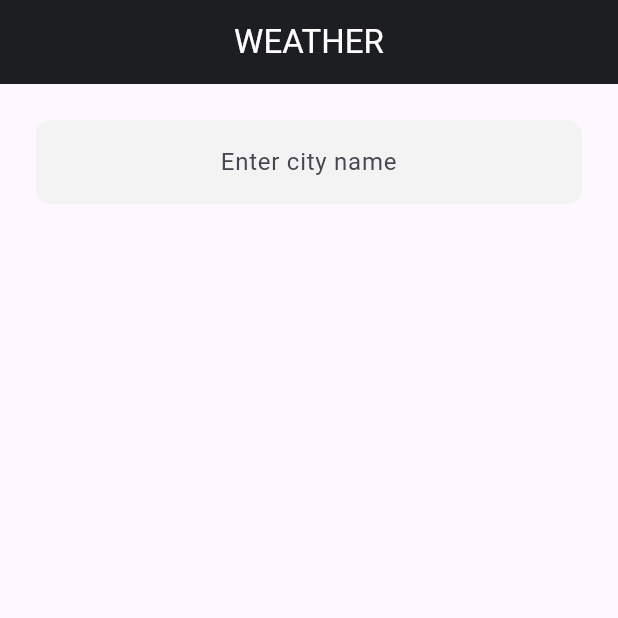
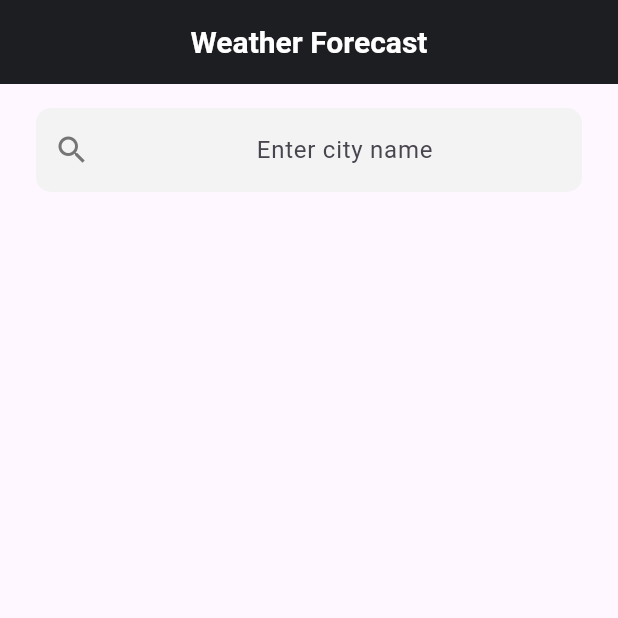
Before and after one commit to dhananjayhareesh/weather_app_tdd_clean, a Flutter app: the screen it shows after launch, on a phone screen of 412 x 824 dp, the top half of it. Run offline on Flutter 3.47's test engine with Material 3 defaults, Android fonts, the phone set to English and light mode, and no system bars; our stand-ins replace dartz, equatable, flutter_bloc, get_it, rxdart.

Commit message:
functionality done

```diff
--- a/lib/main.dart
+++ b/lib/main.dart
@@ -22,6 +22,7 @@ class MyApp extends StatelessWidget {
         )
       ],
       child: const MaterialApp(
+        debugShowCheckedModeBanner: false,
         home: WeatherPage(),
       ),
     );
--- a/lib/presentation/pages/weather_page.dart
+++ b/lib/presentation/pages/weather_page.dart
@@ -15,16 +15,21 @@ class WeatherPage extends StatelessWidget {
       appBar: AppBar(
         backgroundColor: const Color(0xff1D1E22),
         title: const Text(
-          'WEATHER',
-          style: TextStyle(color: Colors.white),
+          'Weather Forecast',
+          style: TextStyle(
+            color: Colors.white,
+            fontWeight: FontWeight.bold,
+            fontSize: 20.0,
+          ),
         ),
         centerTitle: true,
+        elevation: 0,
       ),
-      body: SingleChildScrollView(
-        child: Padding(
-          padding: const EdgeInsets.all(24.0),
+      body: Padding(
+        padding: const EdgeInsets.symmetric(horizontal: 24.0, vertical: 16.0),
         child: Column(
-            mainAxisAlignment: MainAxisAlignment.center,
+          mainAxisAlignment: MainAxisAlignment.start,
+          crossAxisAlignment: CrossAxisAlignment.center,
           children: [
             TextField(
               textAlign: TextAlign.center,
@@ -32,28 +37,36 @@ class WeatherPage extends StatelessWidget {
                 hintText: 'Enter city name',
                 fillColor: const Color(0xffF3F3F3),
                 filled: true,
+                contentPadding: const EdgeInsets.symmetric(vertical: 16.0),
                 focusedBorder: OutlineInputBorder(
                   borderSide: BorderSide.none,
-                      borderRadius: BorderRadius.circular(10)),
+                  borderRadius: BorderRadius.circular(10),
+                ),
                 enabledBorder: OutlineInputBorder(
                   borderSide: BorderSide.none,
-                      borderRadius: BorderRadius.circular(10)),
+                  borderRadius: BorderRadius.circular(10),
+                ),
+                prefixIcon: Icon(Icons.search, color: Colors.grey[600]),
               ),
               onChanged: (query) {
                 context.read<WeatherBloc>().add(OnCityChanged(query));
               },
             ),
-              const SizedBox(height: 32.0),
-              BlocBuilder<WeatherBloc, WeatherState>(
+            const SizedBox(height: 24.0),
+            Expanded(
+              child: BlocBuilder<WeatherBloc, WeatherState>(
                 builder: (context, state) {
                   if (state is WeatherLoading) {
-                    return const Center(
-                      child: CircularProgressIndicator(),
+                    return Center(
+                      child: CircularProgressIndicator(
+                        valueColor: AlwaysStoppedAnimation<Color>(Colors.blue),
+                      ),
                     );
                   }
                   if (state is WeatherLoaded) {
-                    return Column(
-                      key: const Key('weather_data'),
+                    return SingleChildScrollView(
+                      child: Column(
+                        crossAxisAlignment: CrossAxisAlignment.center,
                         children: [
                           Row(
                             mainAxisAlignment: MainAxisAlignment.center,
@@ -61,120 +74,104 @@ class WeatherPage extends StatelessWidget {
                               Text(
                                 state.result.cityName,
                                 style: const TextStyle(
-                                fontSize: 22.0,
+                                  fontSize: 24.0,
+                                  fontWeight: FontWeight.bold,
                                 ),
                               ),
-                            Image(
-                              image: NetworkImage(
-                                Urls.weatherIcon(
-                                  state.result.iconCode,
+                              const SizedBox(width: 8.0),
+                              Image.network(
+                                Urls.weatherIcon(state.result.iconCode),
+                                height: 40.0,
+                                width: 40.0,
+                              ),
+                            ],
+                          ),
+                          const SizedBox(height: 16.0),
+                          Text(
+                            '${state.result.main} | ${state.result.description}',
+                            style: const TextStyle(
+                              fontSize: 18.0,
+                              letterSpacing: 1.2,
+                            ),
+                          ),
+                          const SizedBox(height: 32.0),
+                          Container(
+                            decoration: BoxDecoration(
+                              color: Colors.white,
+                              borderRadius: BorderRadius.circular(12.0),
+                              boxShadow: [
+                                BoxShadow(
+                                  color: Colors.grey.withOpacity(0.5),
+                                  spreadRadius: 2,
+                                  blurRadius: 5,
+                                  offset: Offset(0, 3),
+                                ),
+                              ],
+                            ),
+                            child: Table(
+                              defaultColumnWidth: const FixedColumnWidth(150.0),
+                              border: TableBorder.all(
+                                color: Colors.grey[300]!,
+                                style: BorderStyle.solid,
+                                width: 1,
+                              ),
+                              children: [
+                                _buildTableRow('Temperature',
+                                    state.result.temperature.toString()),
+                                _buildTableRow('Pressure',
+                                    state.result.pressure.toString()),
+                                _buildTableRow('Humidity',
+                                    state.result.humidity.toString()),
+                              ],
+                            ),
+                          ),
+                        ],
+                      ),
+                    );
+                  }
+                  if (state is WeatherLoadFailue) {
+                    return Center(
+                      child: Text(
+                        state.message,
+                        style:
+                            const TextStyle(color: Colors.red, fontSize: 16.0),
+                      ),
+                    );
+                  }
+                  return Container();
+                },
+              ),
+            ),
+          ],
+        ),
+      ),
+    );
+  }
+
+  TableRow _buildTableRow(String title, String value) {
+    return TableRow(
+      children: [
+        Padding(
+          padding: const EdgeInsets.all(12.0),
+          child: Text(
+            title,
+            style: const TextStyle(
+              fontSize: 16.0,
+              fontWeight: FontWeight.w500,
+            ),
+          ),
+        ),
+        Padding(
+          padding: const EdgeInsets.all(12.0),
+          child: Text(
+            value,
+            style: const TextStyle(
+              fontSize: 16.0,
+              fontWeight: FontWeight.bold,
             ),
           ),
         ),
       ],
-                        ),
-                        const SizedBox(height: 8.0),
-                        Text(
-                          '${state.result.main} | ${state.result.description}',
-                          style: const TextStyle(
-                            fontSize: 16.0,
-                            letterSpacing: 1.2,
-                          ),
-                        ),
-                        const SizedBox(height: 24.0),
-                        Table(
-                          defaultColumnWidth: const FixedColumnWidth(150.0),
-                          border: TableBorder.all(
-                            color: Colors.grey,
-                            style: BorderStyle.solid,
-                            width: 1,
-                          ),
-                          children: [
-                            TableRow(children: [
-                              const Padding(
-                                padding: EdgeInsets.all(8.0),
-                                child: Text(
-                                  'Temperature',
-                                  style: TextStyle(
-                                    fontSize: 16.0,
-                                    letterSpacing: 1.2,
-                                  ),
-                                ),
-                              ),
-                              Padding(
-                                padding: const EdgeInsets.all(8.0),
-                                child: Text(
-                                  state.result.temperature.toString(),
-                                  style: const TextStyle(
-                                    fontSize: 16.0,
-                                    letterSpacing: 1.2,
-                                    fontWeight: FontWeight.bold,
-                                  ),
-                                ),
-                              ), // Will be change later
-                            ]),
-                            TableRow(children: [
-                              const Padding(
-                                padding: EdgeInsets.all(8.0),
-                                child: Text(
-                                  'Pressure',
-                                  style: TextStyle(
-                                    fontSize: 16.0,
-                                    letterSpacing: 1.2,
-                                  ),
-                                ),
-                              ),
-                              Padding(
-                                padding: const EdgeInsets.all(8.0),
-                                child: Text(
-                                  state.result.pressure.toString(),
-                                  style: const TextStyle(
-                                      fontSize: 16.0,
-                                      letterSpacing: 1.2,
-                                      fontWeight: FontWeight.bold),
-                                ),
-                              ), // Will be change later
-                            ]),
-                            TableRow(children: [
-                              const Padding(
-                                padding: EdgeInsets.all(8.0),
-                                child: Text(
-                                  'Humidity',
-                                  style: TextStyle(
-                                    fontSize: 16.0,
-                                    letterSpacing: 1.2,
-                                  ),
-                                ),
-                              ),
-                              Padding(
-                                padding: const EdgeInsets.all(8.0),
-                                child: Text(
-                                  state.result.humidity.toString(),
-                                  style: const TextStyle(
-                                    fontSize: 16.0,
-                                    letterSpacing: 1.2,
-                                    fontWeight: FontWeight.bold,
-                                  ),
-                                ),
-                              ), // Will be change later
-                            ]),
-                          ],
-                        ),
-                      ],
-                    );
-                  }
-                  if (state is WeatherLoadFailue) {
-                    return Center(
-                      child: Text(state.message),
-                    );
-                  }
-                  return Container();
-                },
-              )
-            ],
-          ),
-        ),
-      ),
     );
   }
 }
```
Also changed, not shown: pubspec.yaml (+6 -2 lines), assets/1.png (added), assets/11.png (added), assets/12.png (added), assets/13.png (added), assets/14.png (added), assets/2.png (added), assets/3.png (added), assets/4.png (added), assets/5.png (added), assets/6.png (added), assets/7.png (added), assets/8.png (added), assets/9.png (added), 1 more files, 5 other files. Lines whose indentation alone changed are shown as unchanged.
